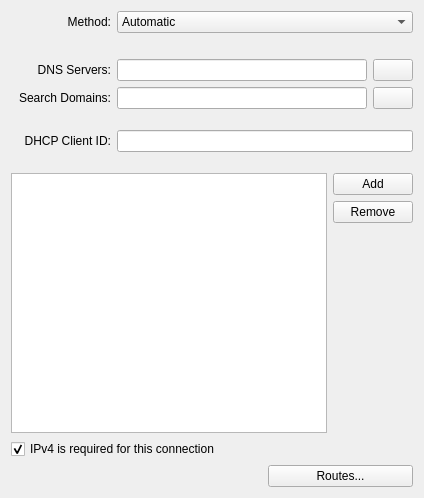
Before: the Qt Designer form libs/editor/settings/ui/ipv4.ui in KDE/plasma-nm, drawn with Qt 5.
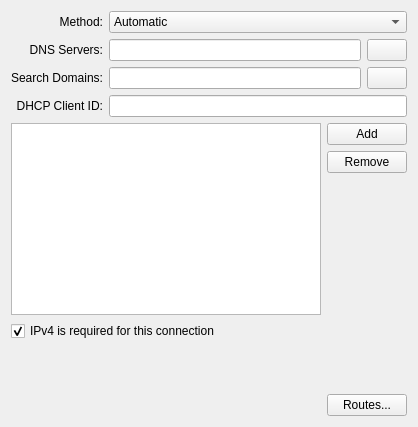
After: the same form once the commit is applied. Icons and pictures are not drawn. Custom widgets are drawn as their Qt base class.

Diff of the .ui file:
```diff
--- a/libs/editor/settings/ui/ipv4.ui
+++ b/libs/editor/settings/ui/ipv4.ui
@@ -2,12 +2,15 @@
 <ui version="4.0">
  <class>IPv4Widget</class>
  <widget class="QWidget" name="IPv4Widget">
+  <property name="enabled">
+   <bool>true</bool>
+  </property>
   <property name="geometry">
    <rect>
     <x>0</x>
     <y>0</y>
-    <width>424</width>
-    <height>498</height>
+    <width>418</width>
+    <height>427</height>
    </rect>
   </property>
   <property name="toolTip">
@@ -33,8 +36,14 @@
      </property>
     </widget>
    </item>
-   <item row="0" column="1" colspan="2">
+   <item row="0" column="1">
     <widget class="KComboBox" name="method">
+     <property name="sizePolicy">
+      <sizepolicy hsizetype="Expanding" vsizetype="Fixed">
+       <horstretch>0</horstretch>
+       <verstretch>0</verstretch>
+      </sizepolicy>
+     </property>
      <item>
       <property name="text">
        <string>Automatic</string>
@@ -67,23 +76,7 @@
      </item>
     </widget>
    </item>
-   <item row="1" column="1">
-    <spacer name="verticalSpacer">
-     <property name="orientation">
-      <enum>Qt::Vertical</enum>
-     </property>
-     <property name="sizeType">
-      <enum>QSizePolicy::Minimum</enum>
-     </property>
-     <property name="sizeHint" stdset="0">
-      <size>
-       <width>20</width>
-       <height>20</height>
-      </size>
-     </property>
-    </spacer>
-   </item>
-   <item row="2" column="0">
+   <item row="1" column="0">
     <widget class="QLabel" name="dnsLabel">
      <property name="sizePolicy">
       <sizepolicy hsizetype="Minimum" vsizetype="Preferred">
@@ -105,7 +98,7 @@
      </property>
     </widget>
    </item>
-   <item row="2" column="1" colspan="2">
+   <item row="1" column="1">
     <layout class="QHBoxLayout" name="horizontalLayout_2">
      <item>
       <widget class="KLineEdit" name="dns">
@@ -139,7 +132,7 @@
      </item>
     </layout>
    </item>
-   <item row="3" column="0">
+   <item row="2" column="0">
     <widget class="QLabel" name="dnsSearchLabel">
      <property name="sizePolicy">
       <sizepolicy hsizetype="Minimum" vsizetype="Preferred">
@@ -158,7 +151,7 @@
      </property>
     </widget>
    </item>
-   <item row="3" column="1" colspan="2">
+   <item row="2" column="1">
     <layout class="QHBoxLayout" name="horizontalLayout_5">
      <item>
       <widget class="KLineEdit" name="dnsSearch">
@@ -186,23 +179,7 @@
      </item>
     </layout>
    </item>
-   <item row="4" column="1">
-    <spacer name="verticalSpacer_5">
-     <property name="orientation">
-      <enum>Qt::Vertical</enum>
-     </property>
-     <property name="sizeType">
-      <enum>QSizePolicy::Fixed</enum>
-     </property>
-     <property name="sizeHint" stdset="0">
-      <size>
-       <width>17</width>
-       <height>15</height>
-      </size>
-     </property>
-    </spacer>
-   </item>
-   <item row="5" column="0">
+   <item row="3" column="0">
     <widget class="QLabel" name="labelDhcpClientId">
      <property name="sizePolicy">
       <sizepolicy hsizetype="Minimum" vsizetype="Preferred">
@@ -221,23 +198,16 @@
      </property>
     </widget>
    </item>
-   <item row="6" column="1">
-    <spacer name="verticalSpacer_2">
-     <property name="orientation">
-      <enum>Qt::Vertical</enum>
+   <item row="3" column="1">
+    <widget class="KLineEdit" name="dhcpClientId">
+     <property name="toolTip">
+      <string>Use this field to specify the DHCP client ID which is a string sent to the DHCP server
+to identify the local machine that the DHCP server may use to customize the DHCP
+lease and options.</string>
      </property>
-     <property name="sizeType">
-      <enum>QSizePolicy::Fixed</enum>
-     </property>
-     <property name="sizeHint" stdset="0">
-      <size>
-       <width>17</width>
-       <height>15</height>
-      </size>
-     </property>
-    </spacer>
+    </widget>
    </item>
-   <item row="7" column="0" colspan="3">
+   <item row="4" column="0" colspan="2">
     <layout class="QGridLayout" name="gridLayout">
      <item row="1" column="1">
       <widget class="QPushButton" name="btnRemove">
@@ -305,7 +275,7 @@
      </item>
     </layout>
    </item>
-   <item row="8" column="0" colspan="2">
+   <item row="5" column="0" colspan="2">
     <widget class="QCheckBox" name="ipv4RequiredCB">
      <property name="toolTip">
       <string>When connecting to IPv6-capable networks, allows the connection to complete if
@@ -319,31 +289,60 @@
      </property>
     </widget>
    </item>
-   <item row="9" column="2">
-    <widget class="QPushButton" name="btnRoutes">
-     <property name="text">
-      <string>Routes...</string>
-     </property>
-    </widget>
+   <item row="7" column="1">
+    <layout class="QHBoxLayout" name="horizontalLayout">
+     <item>
+      <spacer name="horizontalSpacer">
+       <property name="orientation">
+        <enum>Qt::Horizontal</enum>
+       </property>
+       <property name="sizeHint" stdset="0">
+        <size>
+         <width>40</width>
+         <height>20</height>
+        </size>
+       </property>
+      </spacer>
+     </item>
+     <item>
+      <widget class="QPushButton" name="btnRoutes">
+       <property name="enabled">
+        <bool>true</bool>
+       </property>
+       <property name="sizePolicy">
+        <sizepolicy hsizetype="Preferred" vsizetype="Fixed">
+         <horstretch>0</horstretch>
+         <verstretch>0</verstretch>
+        </sizepolicy>
+       </property>
+       <property name="maximumSize">
+        <size>
+         <width>16777215</width>
+         <height>16777215</height>
+        </size>
+       </property>
+       <property name="layoutDirection">
+        <enum>Qt::RightToLeft</enum>
+       </property>
+       <property name="text">
+        <string>Routes...</string>
+       </property>
+      </widget>
+     </item>
+    </layout>
    </item>
-   <item row="5" column="1" colspan="2">
-    <widget class="KLineEdit" name="dhcpClientId">
-     <property name="toolTip">
-      <string>Use this field to specify the DHCP client ID which is a string sent to the DHCP server
-to identify the local machine that the DHCP server may use to customize the DHCP
-lease and options.</string>
-     </property>
-    </widget>
-   </item>
-   <item row="9" column="0" colspan="2">
-    <spacer name="horizontalSpacer">
+   <item row="6" column="0" colspan="2">
+    <spacer name="verticalSpacer">
      <property name="orientation">
-      <enum>Qt::Horizontal</enum>
+      <enum>Qt::Vertical</enum>
+     </property>
+     <property name="sizeType">
+      <enum>QSizePolicy::Expanding</enum>
      </property>
      <property name="sizeHint" stdset="0">
       <size>
-       <width>40</width>
-       <height>20</height>
+       <width>20</width>
+       <height>40</height>
       </size>
      </property>
     </spacer>
```
Left out of the diff: 6 changed lines with no effect on the pictures.
